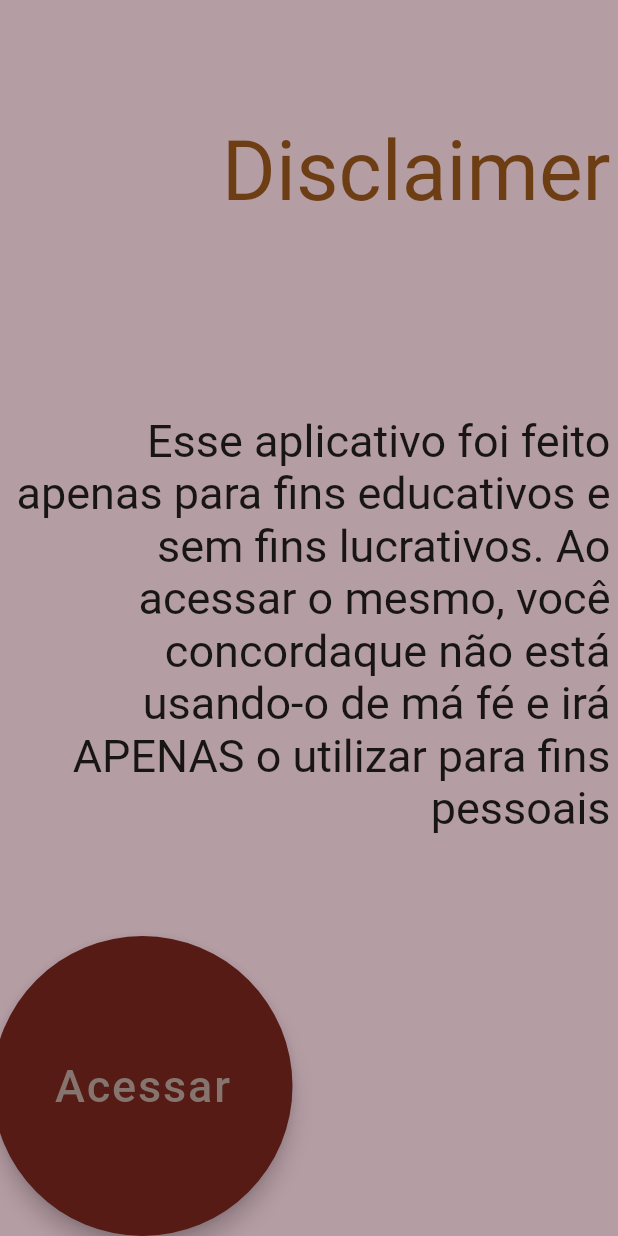
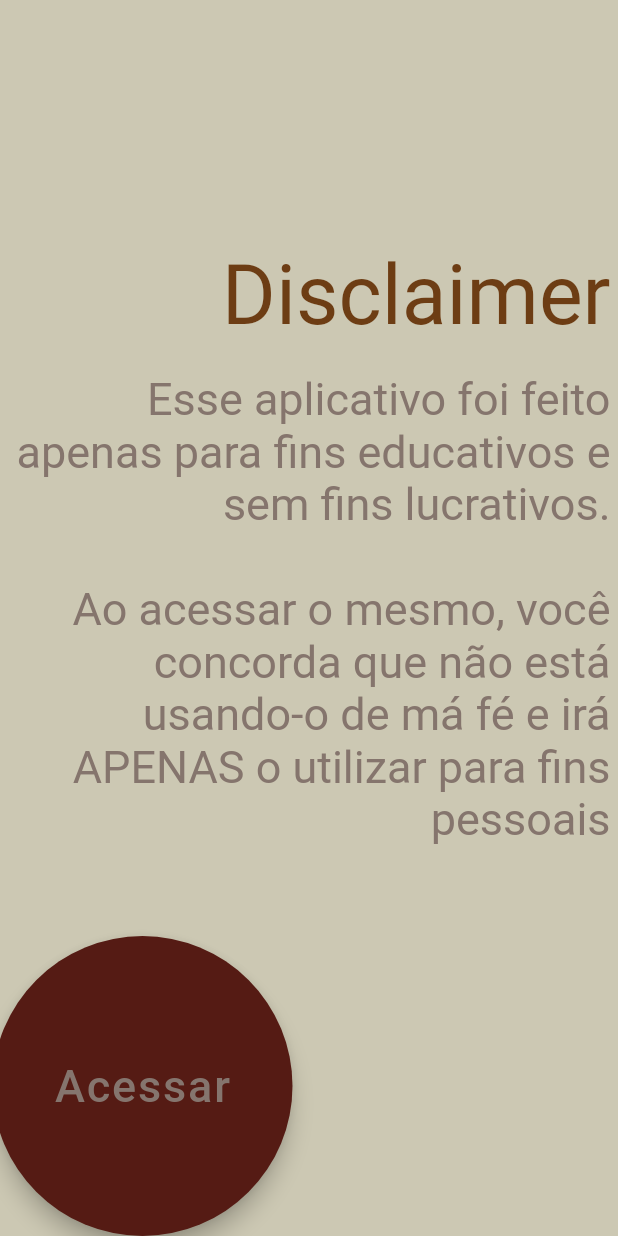
Before and after one commit to dianaaugusta/simple-read, a Flutter app: the screen it shows after launch, on a phone screen of 412 x 824 dp. Run offline on Flutter 3.47's test engine with Material 2 defaults, Android fonts, the phone set to English and light mode, and no system bars; our stand-ins replace get.

Commit message:
alterando tema para seguir figma

```diff
--- a/lib/screen/pages/disclaimer_page.dart
+++ b/lib/screen/pages/disclaimer_page.dart
@@ -15,7 +15,7 @@ class DisclaimerPage extends StatelessWidget {
     return Scaffold(
       body: Padding(
         padding: EdgeInsets.only(
-            top: MediaQuery.of(context).size.height * 0.1, right: 5.0),
+            top: MediaQuery.of(context).size.height * 0.2, right: 5.0),
         child: Column(children: [
           Row(
             children: const [
@@ -32,19 +32,21 @@ class DisclaimerPage extends StatelessWidget {
             ],
           ),
           Padding(
-            padding: const EdgeInsets.only(top: SimplereadSizes.sizeSL),
+            padding: const EdgeInsets.only(top: SimplereadSizes.sizeXXXS),
             child: Row(
               children: const [
                 Expanded(
                   flex: 6,
                   child: Text(
                     "Esse aplicativo foi feito apenas para fins educativos "
-                    "e sem fins lucrativos. Ao acessar o mesmo, você concorda"
+                    "e sem fins lucrativos. "
+                     "\n\nAo acessar o mesmo, você concorda "
                     "que não está usando-o de má fé e irá APENAS o utilizar "
                     "para fins pessoais",
                     textAlign: TextAlign.right,
                     style: TextStyle(
                       fontSize: SimplereadSizes.sizeXXS,
+                      color: SimplereadColors.fontStrongGrey,
                     ),
                   ),
                 )
--- a/simpleread_design_system/lib/themes/themes.dart
+++ b/simpleread_design_system/lib/themes/themes.dart
@@ -6,24 +6,24 @@ final SimplereadTheme = ThemeData(
 
     primaryColor: SimplereadColors.defaultFontColor,
     primarySwatch: SimplereadColors.brandPrimaryMat,
-    backgroundColor: SimplereadColors.bgColor,
-    scaffoldBackgroundColor: SimplereadColors.bgColor,
+    backgroundColor: SimplereadColors.neutralGreyBg,
+    scaffoldBackgroundColor: SimplereadColors.neutralGreyBg,
     textTheme: const TextTheme(
         headline1: TextStyle(
           fontFamily: SimplereadTypography.defaultFont,
           fontWeight: FontWeight.w700,
           fontSize: SimplereadTypography.sizeLG,
-          color: SimplereadColors.defaultFontColor,
+          color: SimplereadColors.fontStrongGrey,
         ),
         headline2: TextStyle(
           fontFamily: SimplereadTypography.defaultFont,
           fontWeight: FontWeight.w400,
           fontSize: SimplereadTypography.sizeSM,
-          color: SimplereadColors.subtitleColor,
+          color: SimplereadColors.fontStrongGrey,
         ),
         headline3: TextStyle(
           fontFamily: SimplereadTypography.defaultFont,
           fontWeight: FontWeight.w500,
           fontSize: SimplereadTypography.sizeMD,
-          color: SimplereadColors.defaultFontColor,
+          color: SimplereadColors.fontStrongGrey,
         )));
--- a/simpleread_design_system/lib/tokens/colors.dart
+++ b/simpleread_design_system/lib/tokens/colors.dart
@@ -7,6 +7,7 @@ class SimplereadColors {
   static const Color subtitleColor = Color(0xff85756E);
   static const Color disclaimerColor = Color(0xff6D3D14);
   static const Color frameColor = Color(0xff551B14);
-
+  static const Color neutralGreyBg = Color(0xffCCC8B3);
+  static const Color fontStrongGrey = Color(0xff85756D);
   static const MaterialColor brandPrimaryMat = Colors.grey;
 }
```
